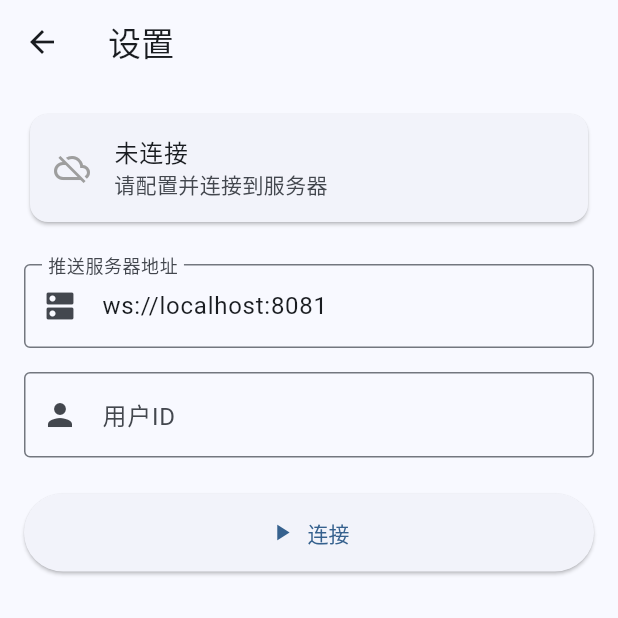
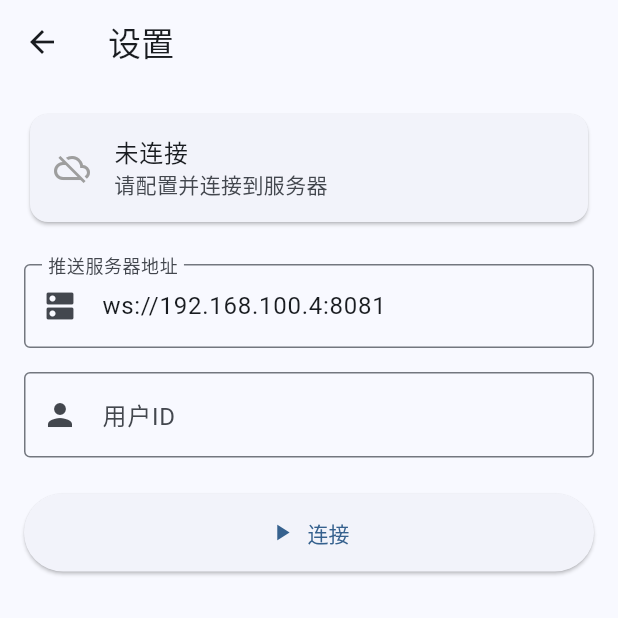
Before and after one commit to OldYuTou/TaroShell, a Flutter app: the SettingsScreen screen opened directly, on a phone screen of 412 x 824 dp, the top half of it. Run offline on Flutter 3.47's test engine with Material 3 defaults, Android fonts, the phone set to English and light mode, and no system bars; our stand-ins replace firebase_messaging, flutter_bloc, flutter_local_notifications, shared_preferences; accounts and stored records are empty.

Commit message:
Fix: Update default server IP and add network permissions

```diff
--- a/kimi-remote-control-v2/mobile-client/lib/screens/home_screen.dart
+++ b/kimi-remote-control-v2/mobile-client/lib/screens/home_screen.dart
@@ -261,7 +261,7 @@ class _HomeScreenState extends State<HomeScreen> {
     // 从设置中读取并连接
     // 简化实现，实际应从 SharedPreferences 读取
     context.read<RemoteBloc>().add(ConnectEvent(
-      serverUrl: 'ws://localhost:8081',
+      serverUrl: 'ws://192.168.100.4:8081',
       userId: 'default_user',
     ));
   }
--- a/kimi-remote-control-v2/mobile-client/lib/screens/settings_screen.dart
+++ b/kimi-remote-control-v2/mobile-client/lib/screens/settings_screen.dart
@@ -27,7 +27,7 @@ class _SettingsScreenState extends State<SettingsScreen> {
   Future<void> _loadSettings() async {
     final prefs = await SharedPreferences.getInstance();
     setState(() {
-      _serverController.text = prefs.getString('server_url') ?? 'ws://localhost:8081';
+      _serverController.text = prefs.getString('server_url') ?? 'ws://192.168.100.4:8081';
       _userIdController.text = prefs.getString('user_id') ?? '';
     });
   }
```
